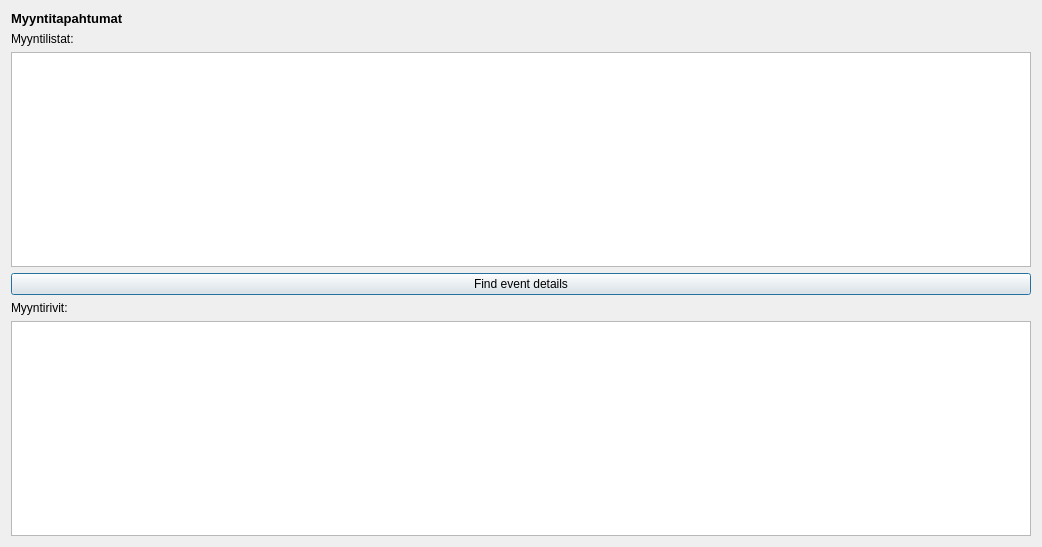
Old version of the form ui/sales/sales_tracking.ui in the repository t3vato00/projekti1.
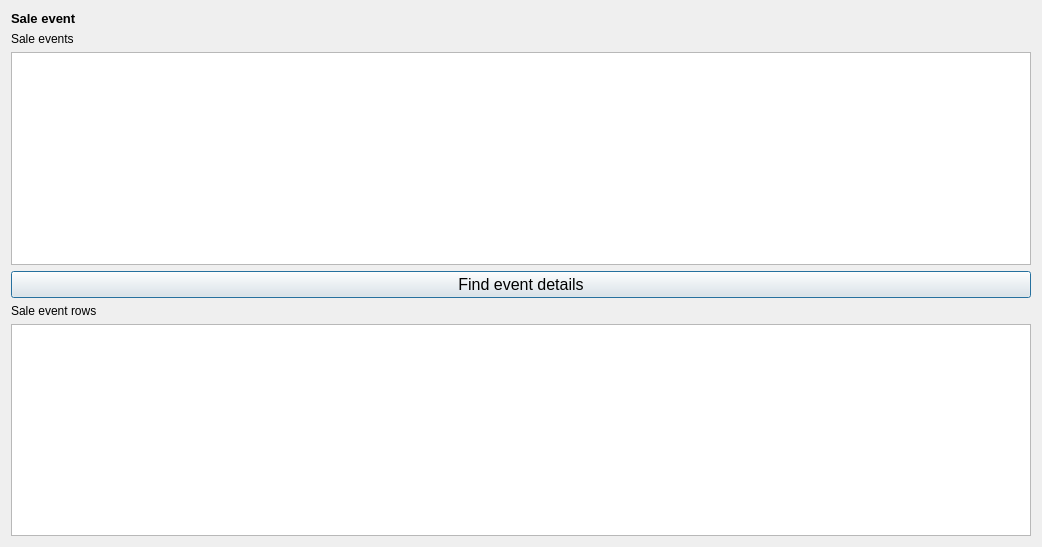
New version of the form.

What changed in the file:
```diff
--- a/ui/sales/sales_tracking.ui
+++ b/ui/sales/sales_tracking.ui
@@ -19,6 +19,17 @@
    </item>
    <item row="6" column="1">
     <widget class="QPushButton" name="pushButton">
+     <property name="minimumSize">
+      <size>
+       <width>0</width>
+       <height>20</height>
+      </size>
+     </property>
+     <property name="font">
+      <font>
+       <pointsize>12</pointsize>
+      </font>
+     </property>
      <property name="text">
       <string>Find event details</string>
      </property>
@@ -30,7 +41,7 @@
    <item row="4" column="1">
     <widget class="QLabel" name="label_3">
      <property name="text">
-      <string>Myyntilistat:</string>
+      <string>Sale events</string>
      </property>
     </widget>
    </item>
@@ -44,14 +55,14 @@
       </font>
      </property>
      <property name="text">
-      <string>Myyntitapahtumat</string>
+      <string>Sale event</string>
      </property>
     </widget>
    </item>
    <item row="7" column="1">
     <widget class="QLabel" name="label">
      <property name="text">
-      <string>Myyntirivit:</string>
+      <string>Sale event rows</string>
      </property>
     </widget>
    </item>
```
